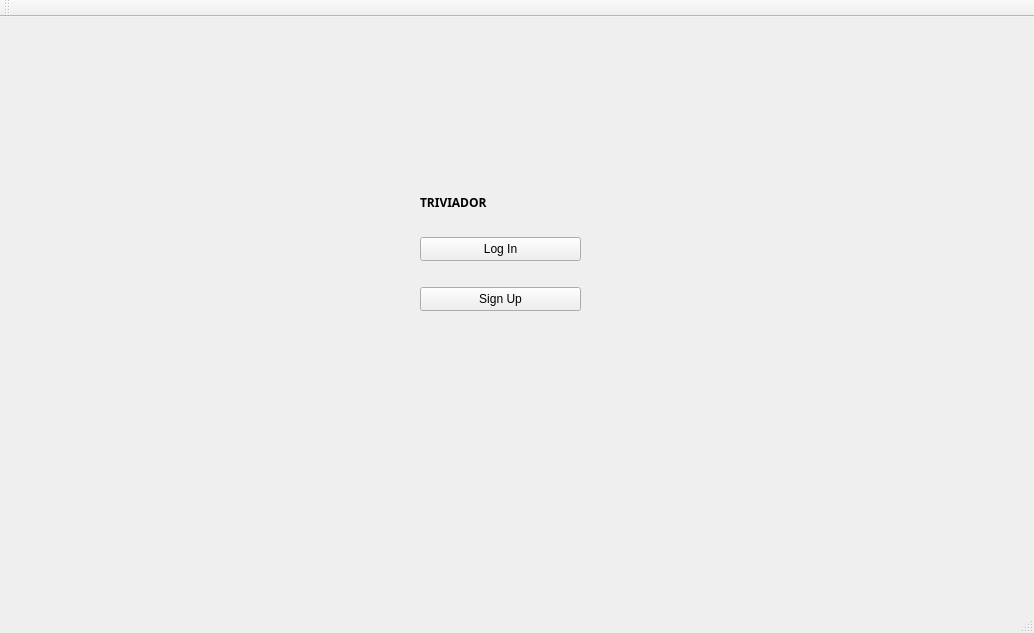
andreisdc/ProjectModernCPP, file client/src/MainWindow.ui: the form before one commit.
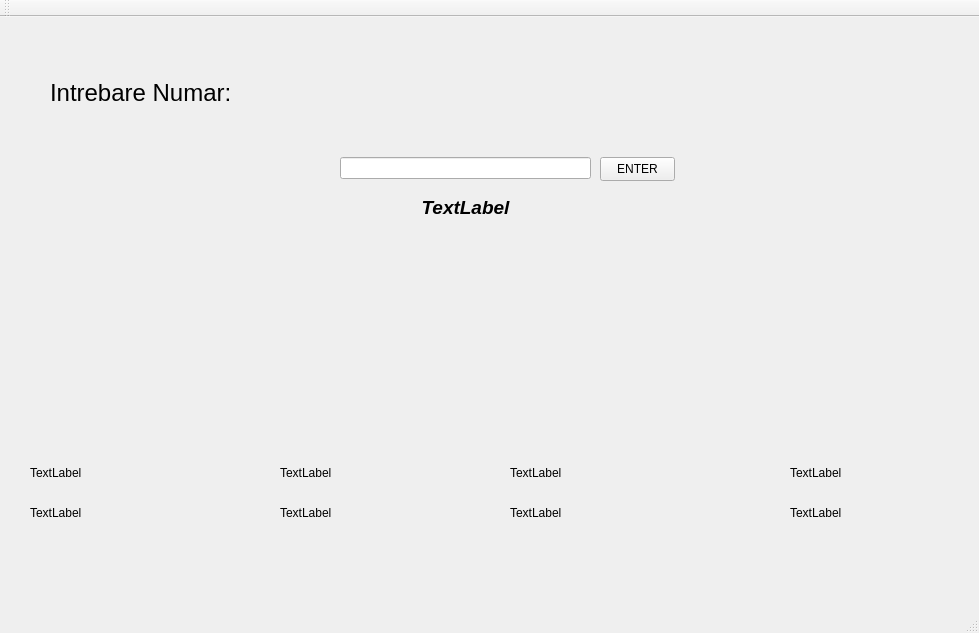
The form after the commit. The open tabs and pages were chosen to show the change.

Commit message: functions for buttons

```diff
--- a/client/src/MainWindow.ui
+++ b/client/src/MainWindow.ui
@@ -6,7 +6,7 @@
    <rect>
     <x>0</x>
     <y>0</y>
-    <width>1034</width>
+    <width>979</width>
     <height>633</height>
    </rect>
   </property>
@@ -19,7 +19,7 @@
      <rect>
       <x>0</x>
       <y>-10</y>
-      <width>1021</width>
+      <width>951</width>
       <height>571</height>
      </rect>
     </property>
@@ -1002,6 +1002,251 @@
       </property>
      </widget>
     </widget>
+    <widget class="QWidget" name="Question">
+     <widget class="QLabel" name="labelQuestionQuestion">
+      <property name="geometry">
+       <rect>
+        <x>100</x>
+        <y>20</y>
+        <width>811</width>
+        <height>111</height>
+       </rect>
+      </property>
+      <property name="font">
+       <font>
+        <pointsize>18</pointsize>
+       </font>
+      </property>
+      <property name="text">
+       <string>Intrebare normala:</string>
+      </property>
+     </widget>
+     <widget class="QPushButton" name="buttonQuestionA">
+      <property name="geometry">
+       <rect>
+        <x>210</x>
+        <y>240</y>
+        <width>521</width>
+        <height>51</height>
+       </rect>
+      </property>
+      <property name="text">
+       <string>PushButton</string>
+      </property>
+     </widget>
+     <widget class="QPushButton" name="buttonQuestionB">
+      <property name="geometry">
+       <rect>
+        <x>210</x>
+        <y>310</y>
+        <width>521</width>
+        <height>51</height>
+       </rect>
+      </property>
+      <property name="text">
+       <string>PushButton</string>
+      </property>
+     </widget>
+     <widget class="QPushButton" name="buttonQuestionC">
+      <property name="geometry">
+       <rect>
+        <x>210</x>
+        <y>380</y>
+        <width>521</width>
+        <height>51</height>
+       </rect>
+      </property>
+      <property name="text">
+       <string>PushButton</string>
+      </property>
+     </widget>
+     <widget class="QPushButton" name="buttonQuestionD">
+      <property name="geometry">
+       <rect>
+        <x>210</x>
+        <y>450</y>
+        <width>521</width>
+        <height>51</height>
+       </rect>
+      </property>
+      <property name="text">
+       <string>PushButton</string>
+      </property>
+     </widget>
+    </widget>
+    <widget class="QWidget" name="QuestionNumber">
+     <widget class="QLabel" name="labelQuestionNumberQuestion">
+      <property name="geometry">
+       <rect>
+        <x>50</x>
+        <y>30</y>
+        <width>811</width>
+        <height>111</height>
+       </rect>
+      </property>
+      <property name="font">
+       <font>
+        <pointsize>18</pointsize>
+       </font>
+      </property>
+      <property name="text">
+       <string>Intrebare Numar:</string>
+      </property>
+     </widget>
+     <widget class="QLineEdit" name="lineEditQuestionNumberInput">
+      <property name="geometry">
+       <rect>
+        <x>340</x>
+        <y>150</y>
+        <width>251</width>
+        <height>22</height>
+       </rect>
+      </property>
+     </widget>
+     <widget class="QLabel" name="labelQuestionNumberUsername1">
+      <property name="geometry">
+       <rect>
+        <x>30</x>
+        <y>450</y>
+        <width>141</width>
+        <height>31</height>
+       </rect>
+      </property>
+      <property name="text">
+       <string>TextLabel</string>
+      </property>
+     </widget>
+     <widget class="QLabel" name="labelQuestionNumberPlayer1Answear">
+      <property name="geometry">
+       <rect>
+        <x>30</x>
+        <y>490</y>
+        <width>141</width>
+        <height>31</height>
+       </rect>
+      </property>
+      <property name="text">
+       <string>TextLabel</string>
+      </property>
+     </widget>
+     <widget class="QLabel" name="labelQuestionNumberAnswear">
+      <property name="geometry">
+       <rect>
+        <x>350</x>
+        <y>190</y>
+        <width>231</width>
+        <height>20</height>
+       </rect>
+      </property>
+      <property name="font">
+       <font>
+        <pointsize>14</pointsize>
+        <italic>true</italic>
+        <bold>true</bold>
+       </font>
+      </property>
+      <property name="text">
+       <string>TextLabel</string>
+      </property>
+      <property name="alignment">
+       <set>Qt::AlignCenter</set>
+      </property>
+      <property name="openExternalLinks">
+       <bool>false</bool>
+      </property>
+     </widget>
+     <widget class="QLabel" name="labelQuestionNumberUsername2">
+      <property name="geometry">
+       <rect>
+        <x>280</x>
+        <y>450</y>
+        <width>141</width>
+        <height>31</height>
+       </rect>
+      </property>
+      <property name="text">
+       <string>TextLabel</string>
+      </property>
+     </widget>
+     <widget class="QLabel" name="labelQuestionNumberPlayer2Answear">
+      <property name="geometry">
+       <rect>
+        <x>280</x>
+        <y>490</y>
+        <width>141</width>
+        <height>31</height>
+       </rect>
+      </property>
+      <property name="text">
+       <string>TextLabel</string>
+      </property>
+     </widget>
+     <widget class="QLabel" name="labelQuestionNumberUsername3">
+      <property name="geometry">
+       <rect>
+        <x>510</x>
+        <y>450</y>
+        <width>141</width>
+        <height>31</height>
+       </rect>
+      </property>
+      <property name="text">
+       <string>TextLabel</string>
+      </property>
+     </widget>
+     <widget class="QLabel" name="labelQuestionNumberPlayer3Answear">
+      <property name="geometry">
+       <rect>
+        <x>510</x>
+        <y>490</y>
+        <width>141</width>
+        <height>31</height>
+       </rect>
+      </property>
+      <property name="text">
+       <string>TextLabel</string>
+      </property>
+     </widget>
+     <widget class="QLabel" name="labelQuestionNumberUsername4">
+      <property name="geometry">
+       <rect>
+        <x>790</x>
+        <y>450</y>
+        <width>141</width>
+        <height>31</height>
+       </rect>
+      </property>
+      <property name="text">
+       <string>TextLabel</string>
+      </property>
+     </widget>
+     <widget class="QLabel" name="labelQuestionNumberPlayer4Answear">
+      <property name="geometry">
+       <rect>
+        <x>790</x>
+        <y>490</y>
+        <width>141</width>
+        <height>31</height>
+       </rect>
+      </property>
+      <property name="text">
+       <string>TextLabel</string>
+      </property>
+     </widget>
+     <widget class="QPushButton" name="buttonQuestionNumberEnter">
+      <property name="geometry">
+       <rect>
+        <x>600</x>
+        <y>150</y>
+        <width>75</width>
+        <height>24</height>
+       </rect>
+      </property>
+      <property name="text">
+       <string>ENTER</string>
+      </property>
+     </widget>
+    </widget>
    </widget>
   </widget>
   <widget class="QMenuBar" name="menuBar">
```
Left out of the diff: 2 changed lines with no effect on the pictures. The commit also changes 2 other files.
